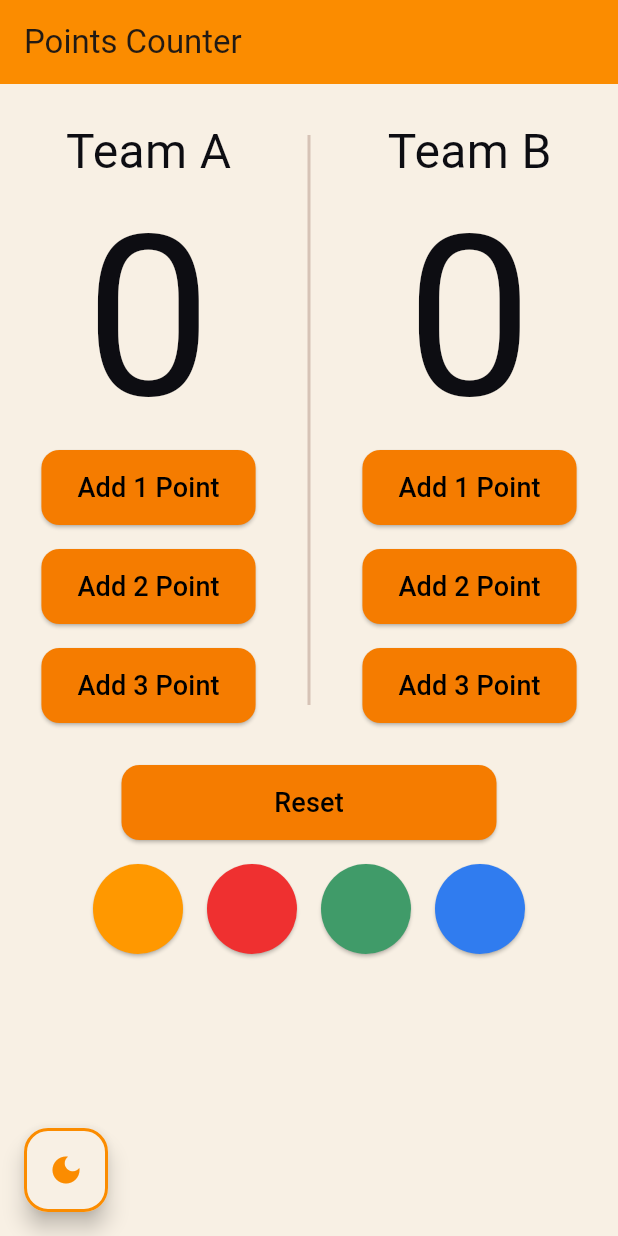
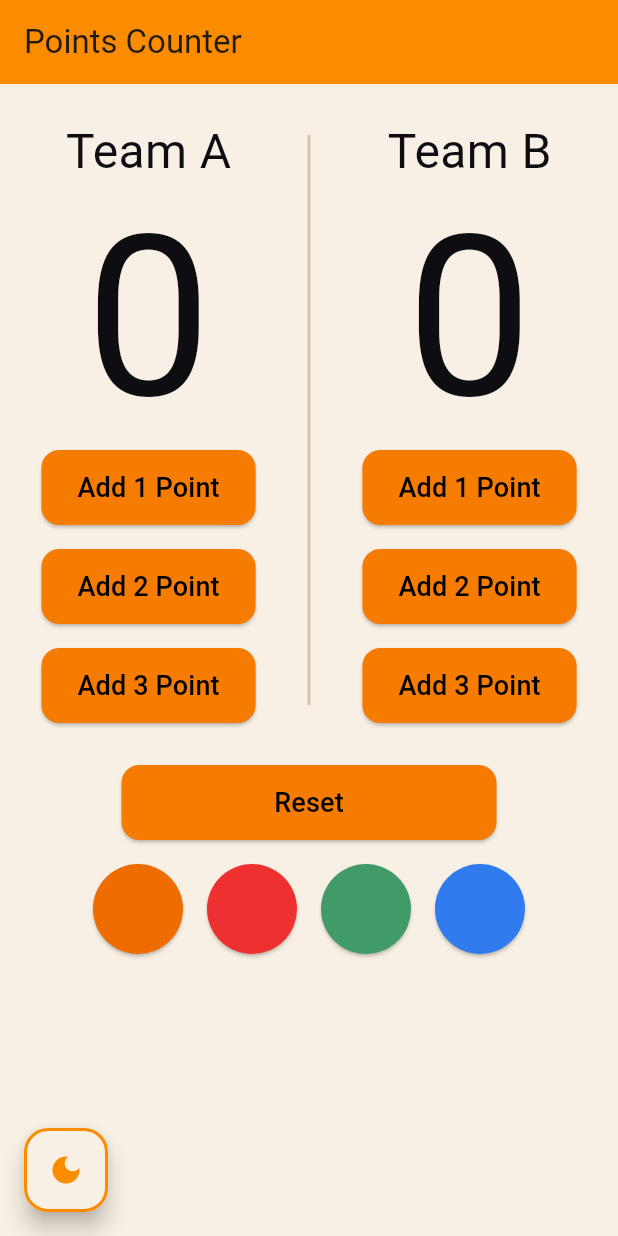
Before and after one commit to Kerolos-Morcos/Basketball-Counter-App, a Flutter app: the screen it shows after launch, on a phone screen of 412 x 824 dp. Run offline on Flutter 3.47's test engine with Material 3 defaults, Android fonts, the phone set to English and light mode, and no system bars; our stand-ins replace flutter_bloc, hydrated_bloc.

Commit message:
edits in theme

```diff
--- a/lib/cubits/theme_hydrated_cubit/theme_hydrated_cubit_state.dart
+++ b/lib/cubits/theme_hydrated_cubit/theme_hydrated_cubit_state.dart
@@ -18,6 +18,7 @@ final class ThemeDefaultLightState extends ThemeHydratedCubitState {
   @override
   ThemeData get themeData => getLightDefaultTheme();
 }
+
 final class ThemeDefaultDarkState extends ThemeHydratedCubitState {
   @override
   ThemeData get themeData => getDarkDefaultTheme();
--- a/lib/main.dart
+++ b/lib/main.dart
@@ -33,6 +33,7 @@ class BasketballCounterApp extends StatelessWidget {
           return MaterialApp(
             debugShowCheckedModeBanner: false,
             theme: state.themeData,
+// We Write This Code in Light & Dark Mode only
             // theme: getLightDefaultTheme(),
             // darkTheme: getDarkDefaultTheme(),
             // themeMode: mode,
--- a/lib/pages/home_page.dart
+++ b/lib/pages/home_page.dart
@@ -31,7 +31,7 @@ class HomePage extends StatelessWidget {
                   toggleTheme(context, ThemeNameEnum.lightOrange);
                 },
                 style: ElevatedButton.styleFrom(
-                  backgroundColor: Colors.orange,
+                  backgroundColor: Colors.orange.shade800,
                   shape: const CircleBorder(),
                   minimumSize: const Size(60, 60),
                 ),
```
Also changed, not shown: lib/widgets/team_a_column.dart (line endings or trailing spaces).
